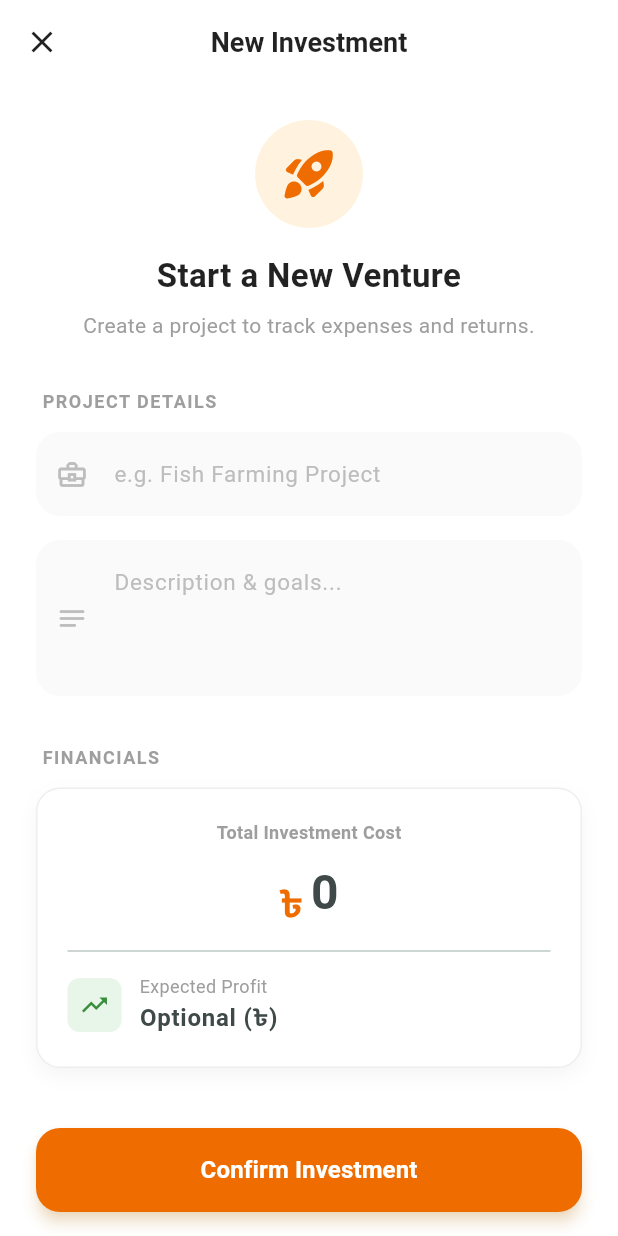
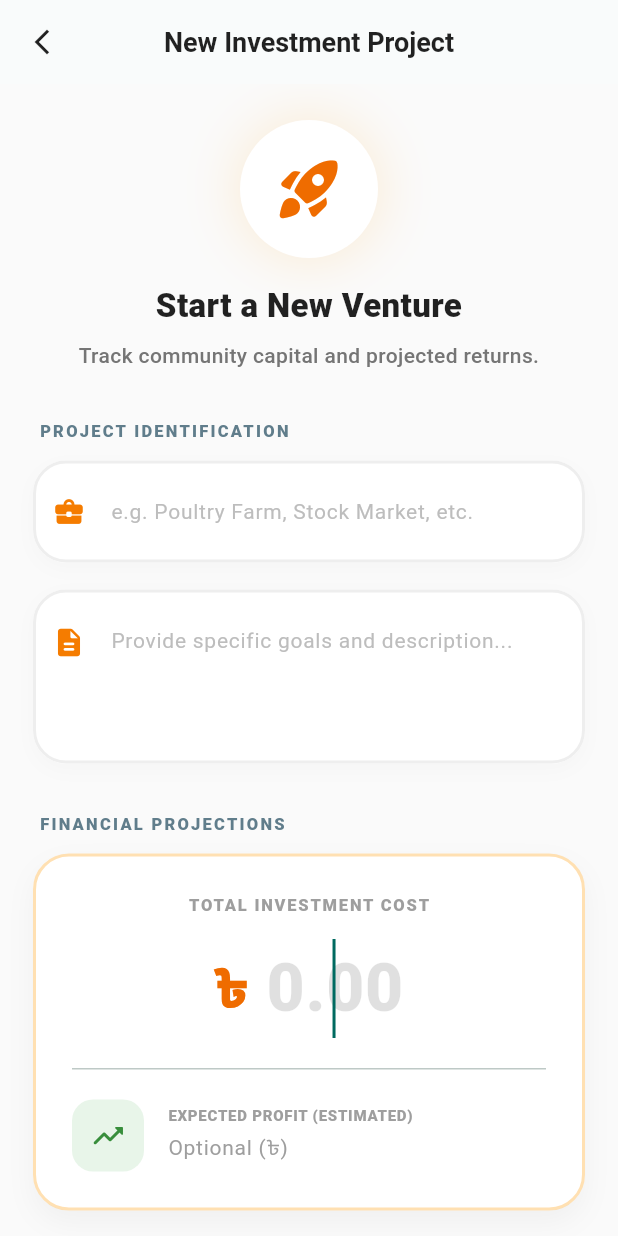
Before and after one commit to AbdullahRFA/stake_grow, a Flutter app: the CreateInvestmentScreen screen opened directly with empty values, on a phone screen of 412 x 824 dp. Run offline on Flutter 3.47's test engine with Material 3 defaults, Android fonts, the phone set to English and light mode, and no system bars; our stand-ins replace cloud_firestore, firebase_auth, firebase_core, flutter_hooks, flutter_riverpod, fpdart and 5 more; accounts and stored records are empty.

Commit message:
feat: redesign CreateInvestmentScreen for high visibility and premium UI/UX
Redesigned Input Contrast: Upgraded Project Name and Details fields with white backgrounds and bold orange borders for maximum visibility against the scaffold.

Enhanced Financial Hero Card: Created a high-impact, outlined card for investment cost entry, featuring deep orange accents and scaled typography for the currency.

Polished Interaction Design: Applied a consistent shadow system and 22dp border radii across all fields and buttons to ensure a tactile, modern feel.

Refined Header Section: Improved the "Venture" launch header with soft shadows and clarified instructional text for a better first-time experience.

Signed-off-by: AbdullahRFA <shakibrybmn@gmail.com>

```diff
--- a/lib/features/investment/presentation/screens/create_investment_screen.dart
+++ b/lib/features/investment/presentation/screens/create_investment_screen.dart
@@ -15,7 +15,7 @@ class CreateInvestmentScreen extends ConsumerStatefulWidget {
 
 class _CreateInvestmentScreenState
     extends ConsumerState<CreateInvestmentScreen> {
-  final _formKey = GlobalKey<FormState>(); // Added Form Key for validation
+  final _formKey = GlobalKey<FormState>();
   final titleController = TextEditingController();
   final detailsController = TextEditingController();
   final amountController = TextEditingController();
@@ -32,7 +32,6 @@ class _CreateInvestmentScreenState
 
   void submit() {
     if (_formKey.currentState!.validate()) {
-      // Dismiss keyboard
       FocusScope.of(context).unfocus();
 
       final amount = double.tryParse(amountController.text.trim());
@@ -56,17 +55,17 @@ class _CreateInvestmentScreenState
     final isLoading = ref.watch(investmentControllerProvider);
 
     return Scaffold(
-      backgroundColor: Colors.white,
+      backgroundColor: Colors.grey[50], // Modern clean background
       appBar: AppBar(
         backgroundColor: Colors.white,
-        elevation: 0,
+        elevation: 0.5,
         centerTitle: true,
         leading: IconButton(
-          icon: const Icon(Icons.close, color: Colors.black87),
+          icon: const Icon(Icons.arrow_back_ios_new, color: Colors.black87, size: 20),
           onPressed: () => Navigator.pop(context),
         ),
         title: const Text(
-          'New Investment',
+          'New Investment Project',
           style: TextStyle(
               color: Colors.black87, fontWeight: FontWeight.bold, fontSize: 18),
         ),
@@ -76,21 +75,68 @@ class _CreateInvestmentScreenState
           : Form(
         key: _formKey,
         child: SingleChildScrollView(
-          padding: const EdgeInsets.all(24.0),
+          padding: const EdgeInsets.symmetric(horizontal: 22, vertical: 24),
           child: Column(
             crossAxisAlignment: CrossAxisAlignment.stretch,
             children: [
-              // 1. Header Section
-              Center(
-                child: Container(
-                  padding: const EdgeInsets.all(16),
+              // 1. Hero Header Section
+              _buildHeaderSection(),
+              const SizedBox(height: 32),
+
+              // 2. Project Name Input (High Visibility)
+              _buildLabel("PROJECT IDENTIFICATION"),
+              _buildTextField(
+                controller: titleController,
+                hint: "e.g. Poultry Farm, Stock Market, etc.",
+                icon: Icons.business_center_rounded,
+                validator: (val) => val == null || val.isEmpty
+                    ? 'Project name is required'
+                    : null,
+              ),
+              const SizedBox(height: 18),
+              _buildTextField(
+                controller: detailsController,
+                hint: "Provide specific goals and description...",
+                icon: Icons.description_rounded,
+                maxLines: 3,
+              ),
+              const SizedBox(height: 32),
+
+              // 3. Financials Hero Card
+              _buildLabel("FINANCIAL PROJECTIONS"),
+              _buildFinancialCard(),
+              const SizedBox(height: 40),
+
+              // 4. Action Button
+              _buildSubmitButton(),
+              const SizedBox(height: 30),
+            ],
+          ),
+        ),
+      ),
+    );
+  }
+
+  // --- UI Component Builders ---
+
+  Widget _buildHeaderSection() {
+    return Column(
+      children: [
+        Container(
+          padding: const EdgeInsets.all(22),
           decoration: BoxDecoration(
-                    color: Colors.orange.shade50,
+            color: Colors.white,
             shape: BoxShape.circle,
+            boxShadow: [
+              BoxShadow(
+                color: Colors.orange.withOpacity(0.15),
+                blurRadius: 30,
+                spreadRadius: 2,
+              )
+            ],
           ),
           child: Icon(Icons.rocket_launch_rounded,
-                      size: 40, color: Colors.orange.shade800),
-                ),
+              size: 48, color: Colors.orange.shade800),
         ),
         const SizedBox(height: 16),
         const Text(
@@ -98,121 +144,114 @@ class _CreateInvestmentScreenState
           textAlign: TextAlign.center,
           style: TextStyle(
               fontSize: 22,
-                    fontWeight: FontWeight.bold,
+              fontWeight: FontWeight.w900,
               color: Colors.black87),
         ),
         const SizedBox(height: 8),
         Text(
-                "Create a project to track expenses and returns.",
+          "Track community capital and projected returns.",
           textAlign: TextAlign.center,
-                style: TextStyle(fontSize: 14, color: Colors.grey.shade500),
+          style: TextStyle(fontSize: 14, color: Colors.grey.shade600, fontWeight: FontWeight.w500),
         ),
-              const SizedBox(height: 32),
+      ],
+    );
+  }
 
-              // 2. Project Name Input
-              _buildLabel("PROJECT DETAILS"),
-              _buildTextField(
-                controller: titleController,
-                hint: "e.g. Fish Farming Project",
-                icon: Icons.business_center_outlined,
-                validator: (val) => val == null || val.isEmpty
-                    ? 'Project name is required'
-                    : null,
-              ),
-              const SizedBox(height: 16),
-              _buildTextField(
-                controller: detailsController,
-                hint: "Description & goals...",
-                icon: Icons.notes_rounded,
-                maxLines: 3,
-              ),
-              const SizedBox(height: 32),
-
-              // 3. Financials Card
-              _buildLabel("FINANCIALS"),
-              Container(
-                padding: const EdgeInsets.all(20),
+  Widget _buildFinancialCard() {
+    return Container(
+      padding: const EdgeInsets.all(24),
       decoration: BoxDecoration(
         color: Colors.white,
-                  borderRadius: BorderRadius.circular(16),
-                  border: Border.all(color: Colors.grey.shade200),
+        borderRadius: BorderRadius.circular(24),
+        border: Border.all(color: Colors.orange.withOpacity(0.3), width: 2),
         boxShadow: [
           BoxShadow(
-                      color: Colors.grey.shade100,
-                      blurRadius: 10,
-                      offset: const Offset(0, 5),
+            color: Colors.black.withOpacity(0.04),
+            blurRadius: 15,
+            offset: const Offset(0, 8),
           ),
         ],
       ),
       child: Column(
         children: [
-                    // Amount Input (Hero)
-                    const Text("Total Investment Cost",
+          const Text("TOTAL INVESTMENT COST",
               style: TextStyle(
-                            fontSize: 12,
-                            fontWeight: FontWeight.bold,
-                            color: Colors.grey)),
-                    const SizedBox(height: 8),
+                  fontSize: 11,
+                  fontWeight: FontWeight.w900,
+                  color: Colors.grey,
+                  letterSpacing: 1.2)),
+          const SizedBox(height: 15),
           Row(
             mainAxisAlignment: MainAxisAlignment.center,
-                      crossAxisAlignment: CrossAxisAlignment.end,
+            crossAxisAlignment: CrossAxisAlignment.center,
             children: [
               Text("৳",
                   style: TextStyle(
-                                fontSize: 24,
-                                fontWeight: FontWeight.bold,
+                      fontSize: 34,
+                      fontWeight: FontWeight.w900,
                       color: Colors.orange.shade800)),
-                        const SizedBox(width: 5),
+              const SizedBox(width: 12),
               IntrinsicWidth(
                 child: TextFormField(
                   controller: amountController,
                   keyboardType: TextInputType.number,
+                  textAlign: TextAlign.center,
+                  autofocus: true,
                   style: TextStyle(
-                                fontSize: 32,
-                                fontWeight: FontWeight.bold,
+                      fontSize: 44,
+                      fontWeight: FontWeight.w900,
                       color: Colors.orange.shade900),
                   decoration: const InputDecoration(
-                              hintText: "0",
+                    hintText: "0.00",
+                    hintStyle: TextStyle(color: Colors.black12),
                     border: InputBorder.none,
                     contentPadding: EdgeInsets.zero,
-                              isDense: true,
                   ),
                   validator: (val) {
                     if (val == null || val.isEmpty) return 'Required';
-                              if (double.tryParse(val) == null) return 'Invalid';
+                    if (double.tryParse(val) == null) return 'Invalid amount';
                     return null;
                   },
                 ),
               ),
             ],
           ),
-                    const Divider(height: 30),
-                    // Profit Input
-                    Row(
+          const Padding(
+            padding: EdgeInsets.symmetric(vertical: 20),
+            child: Divider(height: 1),
+          ),
+          _buildProfitInput(),
+        ],
+      ),
+    );
+  }
+
+  Widget _buildProfitInput() {
+    return Row(
       children: [
         Container(
-                          padding: const EdgeInsets.all(8),
+          padding: const EdgeInsets.all(12),
           decoration: BoxDecoration(
               color: Colors.green.shade50,
-                              borderRadius: BorderRadius.circular(8)),
-                          child: Icon(Icons.trending_up,
-                              color: Colors.green.shade700, size: 20),
+              borderRadius: BorderRadius.circular(14)),
+          child: Icon(Icons.trending_up_rounded,
+              color: Colors.green.shade700, size: 24),
         ),
-                        const SizedBox(width: 12),
+        const SizedBox(width: 16),
         Expanded(
           child: Column(
             crossAxisAlignment: CrossAxisAlignment.start,
             children: [
-                              const Text("Expected Profit",
+              const Text("EXPECTED PROFIT (ESTIMATED)",
                   style: TextStyle(
-                                      fontSize: 12, color: Colors.grey)),
+                      fontSize: 10, fontWeight: FontWeight.w900, color: Colors.grey, letterSpacing: 0.5)),
               TextFormField(
                 controller: profitController,
                 keyboardType: TextInputType.number,
-                                style: const TextStyle(
-                                    fontWeight: FontWeight.bold),
+                style: const TextStyle(fontWeight: FontWeight.w900, fontSize: 18, color: Colors.black87),
                 decoration: const InputDecoration(
                   hintText: "Optional (৳)",
+                  hintStyle: TextStyle(fontSize: 14, fontWeight: FontWeight.normal, color: Colors.grey),
                   border: InputBorder.none,
                   isDense: true,
                   contentPadding: EdgeInsets.zero,
@@ -222,36 +261,29 @@ class _CreateInvestmentScreenState
           ),
         ),
       ],
-                    )
+    );
+  }
+
+  Widget _buildSubmitButton() {
+    return Container(
+      decoration: BoxDecoration(
+        borderRadius: BorderRadius.circular(20),
+        boxShadow: [
+          BoxShadow(color: Colors.orange.withOpacity(0.3), blurRadius: 15, offset: const Offset(0, 8))
         ],
       ),
-              ),
-
-              const SizedBox(height: 40),
-
-              // 4. Submit Button
-              SizedBox(
-                height: 56,
       child: ElevatedButton(
         onPressed: submit,
         style: ElevatedButton.styleFrom(
           backgroundColor: Colors.orange.shade800,
           foregroundColor: Colors.white,
-                    elevation: 4,
-                    shadowColor: Colors.orange.withOpacity(0.4),
-                    shape: RoundedRectangleBorder(
-                      borderRadius: BorderRadius.circular(16),
-                    ),
+          padding: const EdgeInsets.symmetric(vertical: 20),
+          shape: RoundedRectangleBorder(borderRadius: BorderRadius.circular(20)),
+          elevation: 0,
         ),
         child: const Text(
-                    'Confirm Investment',
-                    style: TextStyle(
-                        fontSize: 16, fontWeight: FontWeight.bold),
-                  ),
-                ),
-              ),
-            ],
-          ),
+          'LAUNCH INVESTMENT',
+          style: TextStyle(fontSize: 16, fontWeight: FontWeight.w900, letterSpacing: 1.2),
         ),
       ),
     );
@@ -265,10 +297,10 @@ class _CreateInvestmentScreenState
       child: Text(
         text,
         style: const TextStyle(
-          fontSize: 12,
-          fontWeight: FontWeight.bold,
-          letterSpacing: 1.0,
-          color: Colors.grey,
+          fontSize: 11,
+          fontWeight: FontWeight.w900,
+          letterSpacing: 1.5,
+          color: Colors.blueGrey,
         ),
       ),
     );
@@ -281,32 +313,41 @@ class _CreateInvestmentScreenState
     int maxLines = 1,
     String? Function(String?)? validator,
   }) {
-    return TextFormField(
+    return Container(
+      decoration: BoxDecoration(
+        color: Colors.white,
+        borderRadius: BorderRadius.circular(22),
+        boxShadow: [
+          BoxShadow(color: Colors.black.withOpacity(0.02), blurRadius: 10, offset: const Offset(0, 4))
+        ],
+      ),
+      child: TextFormField(
         controller: controller,
         maxLines: maxLines,
         validator: validator,
+        style: const TextStyle(fontWeight: FontWeight.bold, color: Colors.black87),
         decoration: InputDecoration(
-        prefixIcon: Icon(icon, color: Colors.grey.shade400, size: 22),
+          prefixIcon: Padding(
+            padding: EdgeInsets.only(bottom: maxLines > 1 ? 45 : 0),
+            child: Icon(icon, color: Colors.orange.shade700, size: 22),
+          ),
           hintText: hint,
-        hintStyle: TextStyle(color: Colors.grey.shade400, fontSize: 15),
+          hintStyle: TextStyle(color: Colors.grey.shade400, fontSize: 14, fontWeight: FontWeight.normal),
           filled: true,
-        fillColor: Colors.grey.shade50,
-        contentPadding: const EdgeInsets.symmetric(vertical: 16, horizontal: 16),
-        border: OutlineInputBorder(
-          borderRadius: BorderRadius.circular(16),
-          borderSide: BorderSide.none,
-        ),
+          fillColor: Colors.white,
+          contentPadding: const EdgeInsets.all(22),
           enabledBorder: OutlineInputBorder(
-          borderRadius: BorderRadius.circular(16),
-          borderSide: BorderSide.none,
+            borderRadius: BorderRadius.circular(22),
+            borderSide: BorderSide(color: Colors.grey.shade200, width: 2),
           ),
           focusedBorder: OutlineInputBorder(
-          borderRadius: BorderRadius.circular(16),
-          borderSide: BorderSide(color: Colors.orange.shade200, width: 1.5),
+            borderRadius: BorderRadius.circular(22),
+            borderSide: BorderSide(color: Colors.orange.shade400, width: 2.5),
           ),
           errorBorder: OutlineInputBorder(
-          borderRadius: BorderRadius.circular(16),
-          borderSide: BorderSide(color: Colors.red.shade200, width: 1.5),
+            borderRadius: BorderRadius.circular(22),
+            borderSide: const BorderSide(color: Colors.redAccent, width: 1.5),
+          ),
         ),
       ),
     );
```
Lines whose indentation alone changed are shown as unchanged.
